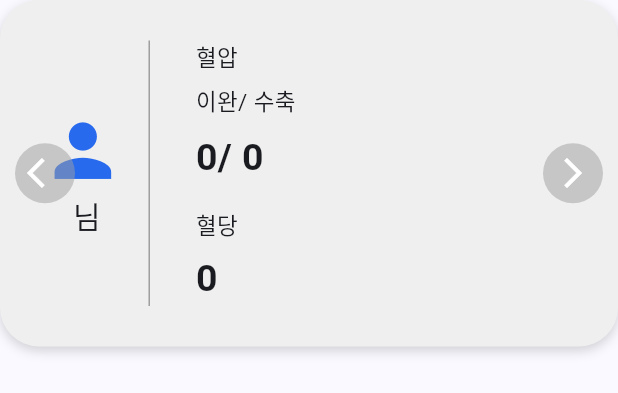
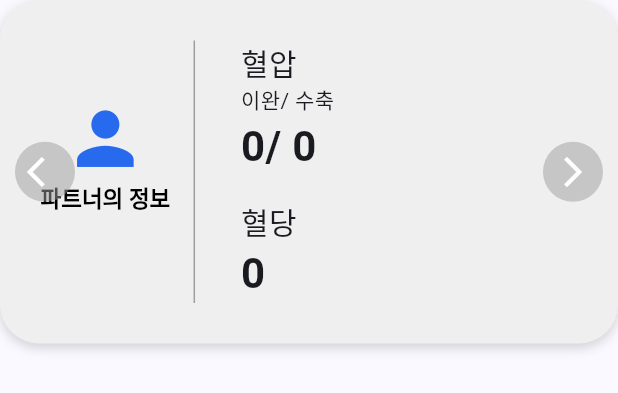
Before and after one commit to alscks6521/ocare-health, a Flutter app: the UserGuardBox widget shown alone on an empty page, opened directly with empty values, on a phone screen of 412 x 824 dp. Shown: the top 393 px of the screen. Run offline on Flutter 3.47's test engine with Material 3 defaults, Android fonts, the phone set to English and light mode, and no system bars; our stand-ins replace bubble, cloud_firestore, firebase_auth, firebase_core, fl_chart, flutter_local_notifications and 6 more; missing offline and left inert: kakao_flutter_sdk; accounts and stored records are empty; network calls fail.

```diff
--- a/lib/screens/home_screen.dart
+++ b/lib/screens/home_screen.dart
@@ -220,31 +220,28 @@ class _HomeScreenState extends State<HomeScreen> {
                             children: [
                               Text(
                                 '혈압',
-                                style: TextStyle(fontSize: 15.0),
+                                style: TextStyle(fontSize: 20.0),
                               ),
-                              SizedBox(height: 8.0), // 줄 간격
                               Text(
                                 '이완/ 수축',
-                                style: TextStyle(fontSize: 15.0),
+                                style: TextStyle(fontSize: 14.0),
                               ),
-                              SizedBox(height: 8.0), // 줄 간격
                               Text(
                                 '${user.diastolic}/ ${user.systolic}',
                                 style: TextStyle(
-                                  fontSize: 25.0,
+                                  fontSize: 28.0,
                                   fontWeight: FontWeight.bold,
                                 ),
                               ),
                               SizedBox(height: 16.0), // 큰 줄 간격
                               Text(
                                 '혈당',
-                                style: TextStyle(fontSize: 15.0),
+                                style: TextStyle(fontSize: 20.0),
                               ),
-                              SizedBox(height: 8.0), // 줄 간격
                               Text(
                                 '${user.bloodSugar}',
                                 style: TextStyle(
-                                  fontSize: 25.0,
+                                  fontSize: 28.0,
                                   fontWeight: FontWeight.bold,
                                 ),
                               ),
@@ -604,26 +601,26 @@ class UserInfoCard extends StatelessWidget {
                           text: TextSpan(
                             children: [
                               TextSpan(
-                                text: '더 많은 사용자를 원하시나요?',
+                                text: '연동된 파트너의 계정이 없습니다',
                                 style: TextStyle(
-                                  fontSize: 24.0,
+                                  fontSize: 22.0,
                                   fontWeight: FontWeight.bold,
                                   color: Colors.black,
                                 ),
                               ),
-                              TextSpan(
-                                text: '\n사용자 추가하기.',
-                                style: TextStyle(
-                                  fontSize: 20.0,
-                                  color: Colors.blue,
-                                  decoration: TextDecoration.underline,
-                                ),
-                                recognizer: TapGestureRecognizer()
-                                  ..onTap = () {
-                                    context.push(AppScreen.userDetail);
-                                    print('자세히 보기 클릭');
-                                  },
-                              ),
+                              // TextSpan(
+                              //   text: '\n사용자 추가하기.',
+                              //   style: TextStyle(
+                              //     fontSize: 20.0,
+                              //     color: Colors.blue,
+                              //     decoration: TextDecoration.underline,
+                              //   ),
+                              //   recognizer: TapGestureRecognizer()
+                              //     ..onTap = () {
+                              //       context.push(AppScreen.userDetail);
+                              //       print('자세히 보기 클릭');
+                              //     },
+                              // ),
                             ],
                           ),
                         );
@@ -693,19 +690,49 @@ class UserGuardBox extends StatelessWidget {
             child: IntrinsicHeight(
               child: Row(
                 mainAxisAlignment: MainAxisAlignment.spaceBetween,
+
                 children: [
                   Column(
                     mainAxisSize: MainAxisSize.min,
+                    mainAxisAlignment: MainAxisAlignment.center,
+
                     children: [
-                      Icon(
+
+                  Icon(
                         Icons.person,
                         color: Color(0xFF276AEE),
                         size: 56.49,
                       ),
-                      Text(
-                        '${user.guardian} 님',
-                        style: TextStyle(fontSize: 20.0),
+
+                      RichText(
+                        textAlign: TextAlign.center,
+
+                        text: TextSpan(
+                          children: [
+                            TextSpan(
+                              text: '파트너의 정보\n',
+                              style: TextStyle(
+                                fontSize: 15.0, // 혈압 텍스트 크기
+                                color: Colors.black,
+                                fontWeight: FontWeight.bold,
+
+                              ),
+                            ),
+                            TextSpan(
+                              text: '${user.guardian}',
+                              style: TextStyle(
+                                fontSize: 20.0, // 이완 수축 텍스트 크기
+                                color: Colors.black,
+                                fontWeight: FontWeight.bold,
+
+                              ),
+                            ),
+                          ],
+                        ),
                       ),
+
+
+
                     ],
                   ),
                   SizedBox(width: 0),
@@ -723,31 +750,28 @@ class UserGuardBox extends StatelessWidget {
                         children: [
                           Text(
                             '혈압',
-                            style: TextStyle(fontSize: 15.0),
+                            style: TextStyle(fontSize: 20.0),
                           ),
-                          SizedBox(height: 8.0), // 줄 간격
                           Text(
                             '이완/ 수축',
-                            style: TextStyle(fontSize: 15.0),
+                            style: TextStyle(fontSize: 14.0),
                           ),
-                          SizedBox(height: 8.0), // 줄 간격
                           Text(
                             '${user.diastolic}/ ${user.systolic}',
                             style: TextStyle(
-                              fontSize: 25.0,
+                              fontSize: 28.0,
                               fontWeight: FontWeight.bold,
                             ),
                           ),
                           SizedBox(height: 16.0), // 큰 줄 간격
                           Text(
                             '혈당',
-                            style: TextStyle(fontSize: 15.0),
+                            style: TextStyle(fontSize: 20.0),
                           ),
-                          SizedBox(height: 8.0), // 줄 간격
                           Text(
                             '${user.bloodSugar}',
                             style: TextStyle(
-                              fontSize: 25.0,
+                              fontSize: 28.0,
                               fontWeight: FontWeight.bold,
                             ),
                           ),
```
